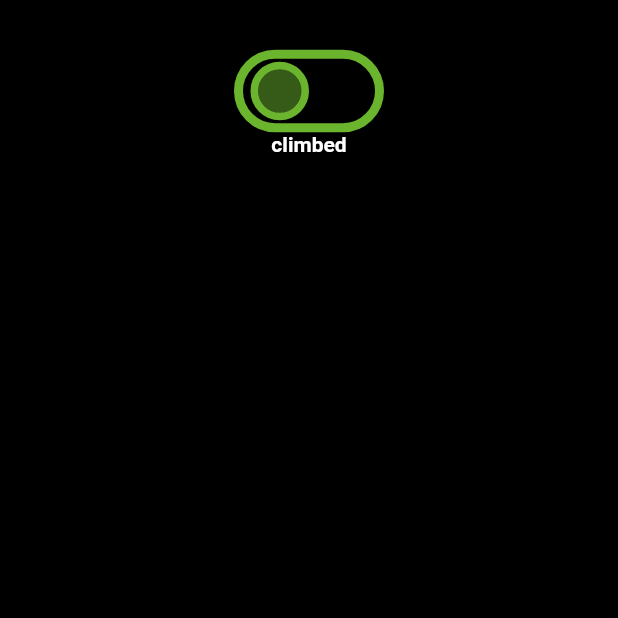
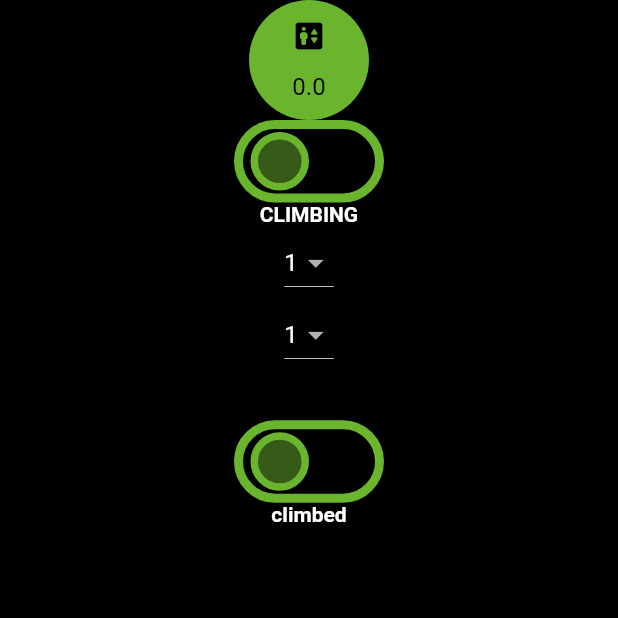
Before and after one commit to LiorBitton/FRC-scouting, a Flutter app: the EndgameTab screen opened directly, on a phone screen of 412 x 824 dp, the top half of it. Run offline on Flutter 3.47's test engine with Material 2 defaults, Android fonts, the phone set to English and light mode, and no system bars; drawn by our look-alikes of flutter_switch; our stand-ins replace firebase_core, firebase_database, firebase_storage, google_fonts, image_picker; missing offline and left inert: holding_gesture; accounts and stored records are empty.

Commit message:
updated collectors to match 2022(Rapid React)

```diff
--- a/scouting_application/lib/screens/scouting/tabs/endgame.dart
+++ b/scouting_application/lib/screens/scouting/tabs/endgame.dart
@@ -1,20 +1,32 @@
 import 'package:flutter/material.dart';
 import 'package:scouting_application/screens/scouting/scouting_tab.dart';
+import 'package:scouting_application/widgets/collectors/dropdown_collector.dart';
+import 'package:scouting_application/widgets/collectors/duration_collector.dart';
 import 'package:scouting_application/widgets/collectors/ever_collector.dart';
 import 'package:scouting_application/widgets/collectors/switch_collector.dart';
 
 class EndgameTab extends StatefulWidget implements ScoutingTab {
   EndgameTab({Key? key}) : super(key: key);
+  SwitchCollector climbAttemptSwitch =
+      SwitchCollector(title: "CLIMBING", dataTag: "climb_attempted");
   SwitchCollector climbedSwitch = SwitchCollector(
     title: 'climbed',
     dataTag: 'climbed',
   );
+  DurationCollector climbTimeCollector = DurationCollector(
+    dataTag: "climb_time",
+    icon: Icon(Icons.elevator_rounded),
+  );
+  DropDownCollector<int> climbedToCollector =
+      DropDownCollector(dataTag: "climb_to", options: [1, 2, 3, 4]);
+      DropDownCollector<int> climbGoalCollector =
+      DropDownCollector(dataTag: "climb_goal", options: [1, 2, 3, 4]);
   @override
   _EndgameTabState createState() => _EndgameTabState();
 
   @override
   List<EverCollector> getCollectors() {
-    return [climbedSwitch];
+    return [climbedSwitch, climbTimeCollector, climbAttemptSwitch,climbGoalCollector,climbedToCollector];
   }
 }
 
@@ -22,7 +34,6 @@ class _EndgameTabState extends State<EndgameTab>
     with AutomaticKeepAliveClientMixin<EndgameTab> {
   @override
   bool get wantKeepAlive => true;
-  int test = 0;
   bool didClimb = false;
   @override
   void initState() {
@@ -34,6 +45,10 @@ class _EndgameTabState extends State<EndgameTab>
     return Scaffold(
         body: Column(
       children: [
+        widget.climbTimeCollector,
+        widget.climbAttemptSwitch,
+        widget.climbGoalCollector,
+        widget.climbedToCollector,
         Expanded(
           child: GridView(
             children: [
```
Also changed, not shown: scouting_application/lib/screens/scouting/tabs/autonomous.dart (+12 -18 lines), scouting_application/lib/screens/scouting/tabs/teleoperated.dart (+10 -14 lines).
